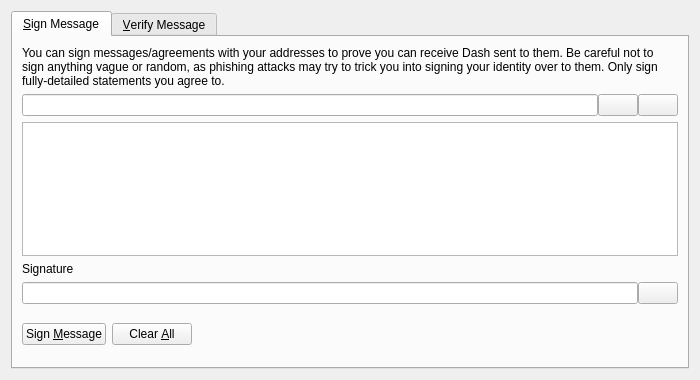
The window that src/qt/forms/signverifymessagedialog.ui (mabtcoin/chaincoin) describes before a commit, drawn with Qt 5.
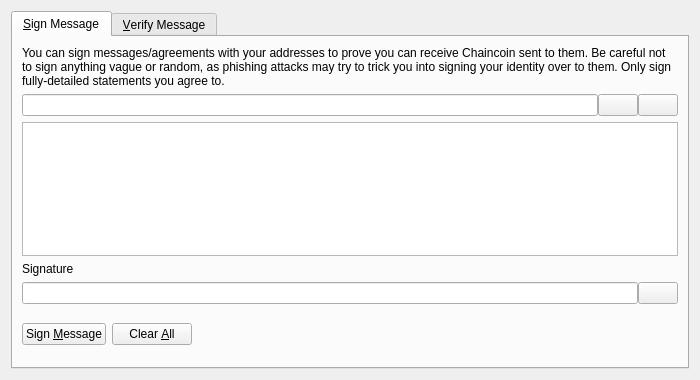
The same window after the commit. Icons and pictures are not drawn. Custom widgets are drawn as their Qt base class.

Commit message: Replaced »Dash« by »Chaincoin« in all ui files.

What changed in the file:
```diff
--- a/src/qt/forms/signverifymessagedialog.ui
+++ b/src/qt/forms/signverifymessagedialog.ui
@@ -30,7 +30,7 @@
        <item>
         <widget class="QLabel" name="infoLabel_SM">
          <property name="text">
-          <string>You can sign messages/agreements with your addresses to prove you can receive Dash sent to them. Be careful not to sign anything vague or random, as phishing attacks may try to trick you into signing your identity over to them. Only sign fully-detailed statements you agree to.</string>
+          <string>You can sign messages/agreements with your addresses to prove you can receive Chaincoin sent to them. Be careful not to sign anything vague or random, as phishing attacks may try to trick you into signing your identity over to them. Only sign fully-detailed statements you agree to.</string>
          </property>
          <property name="textFormat">
           <enum>Qt::PlainText</enum>
```
Left out of the diff: 8 changed lines with no effect on the pictures. The commit also changes 8 other files.
